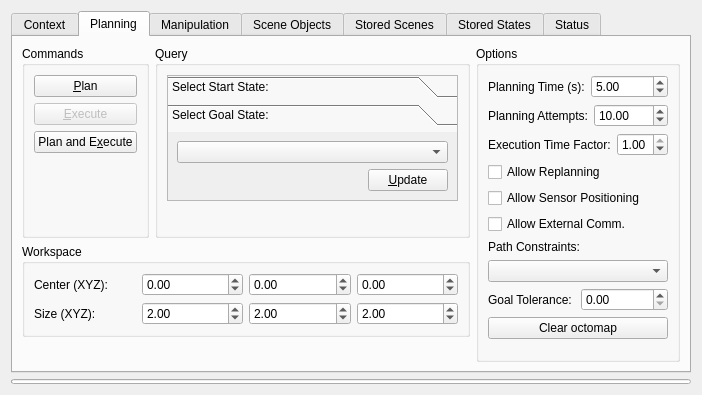
The window that moveit_ros/visualization/motion_planning_rviz_plugin/src/ui/motion_planning_rviz_plugin_frame.ui (moveit/moveit) describes before a commit, drawn with Qt 5.
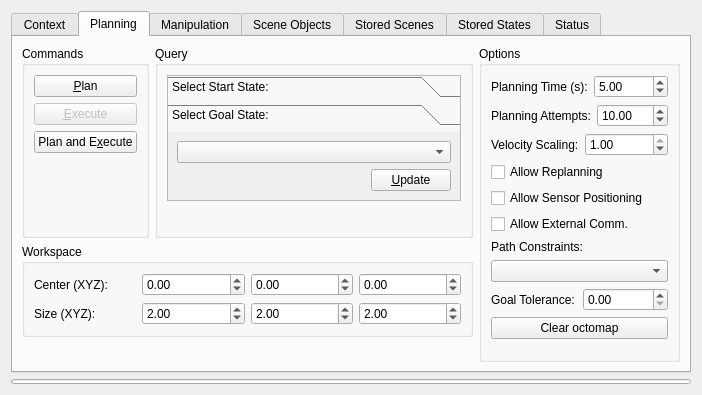
The same window after the commit.

Commit message: Rename velocity scaling label in motion planning ui

```diff
--- a/moveit_ros/visualization/motion_planning_rviz_plugin/src/ui/motion_planning_rviz_plugin_frame.ui
+++ b/moveit_ros/visualization/motion_planning_rviz_plugin/src/ui/motion_planning_rviz_plugin_frame.ui
@@ -623,7 +623,7 @@
             <item>
              <widget class="QLabel" name="label_11">
               <property name="text">
-               <string>Execution Time Factor:</string>
+               <string>Velocity Scaling:</string>	               
               </property>
              </widget>
             </item>
```
